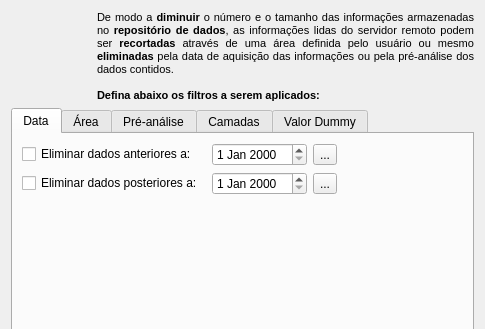
Before: the Qt Designer form src/terrama2/gui/config/ui/FilterDialogForm.ui in TerraMA2/terrama2, drawn with Qt 5; both pictures show x 0 to 485 and y 0 to 329 of the 485 by 489 pixel window.
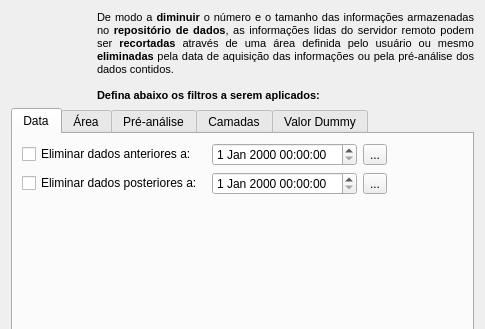
After: the same form once the commit is applied. The open tabs and pages were chosen to show the change. Icons and pictures are not drawn.

Commit message: grid datasetitem & filter updating

The edit to the form file:
```diff
--- a/src/terrama2/gui/config/ui/FilterDialogForm.ui
+++ b/src/terrama2/gui/config/ui/FilterDialogForm.ui
@@ -62,7 +62,7 @@
       <attribute name="title">
        <string>Data</string>
       </attribute>
-      <layout class="QGridLayout">
+      <layout class="QGridLayout" name="gridLayout">
        <item row="0" column="0">
         <widget class="QCheckBox" name="dateBeforeFilterCbx">
          <property name="text">
@@ -71,7 +71,28 @@
         </widget>
        </item>
        <item row="0" column="1">
-        <widget class="QDateEdit" name="dateBeforeFilterDed"/>
+        <widget class="QDateTimeEdit" name="datetimeBefore"/>
+       </item>
+       <item row="0" column="2">
+        <widget class="QToolButton" name="beforeTodayBtn">
+         <property name="toolTip">
+          <string>Hoje</string>
+         </property>
+         <property name="text">
+          <string>...</string>
+         </property>
+         <property name="icon">
+          <iconset theme="today">
+           <normaloff/>
+          </iconset>
+         </property>
+         <property name="iconSize">
+          <size>
+           <width>24</width>
+           <height>24</height>
+          </size>
+         </property>
+        </widget>
        </item>
        <item row="0" column="3">
         <spacer>
@@ -94,7 +115,28 @@
         </widget>
        </item>
        <item row="1" column="1">
-        <widget class="QDateEdit" name="dateAfterFilterDed"/>
+        <widget class="QDateTimeEdit" name="datetimeAfter"/>
+       </item>
+       <item row="1" column="2">
+        <widget class="QToolButton" name="afterTodayBtn">
+         <property name="toolTip">
+          <string>Hoje</string>
+         </property>
+         <property name="text">
+          <string>...</string>
+         </property>
+         <property name="icon">
+          <iconset theme="today">
+           <normaloff/>
+          </iconset>
+         </property>
+         <property name="iconSize">
+          <size>
+           <width>24</width>
+           <height>24</height>
+          </size>
+         </property>
+        </widget>
        </item>
        <item row="2" column="0">
         <spacer>
@@ -109,48 +151,6 @@
          </property>
         </spacer>
        </item>
-       <item row="0" column="2">
-        <widget class="QToolButton" name="beforeTodayBtn">
-         <property name="toolTip">
-          <string>Hoje</string>
-         </property>
-         <property name="text">
-          <string>...</string>
-         </property>
-         <property name="icon">
-          <iconset theme="today">
-           <normaloff/>
-          </iconset>
-         </property>
-         <property name="iconSize">
-          <size>
-           <width>24</width>
-           <height>24</height>
-          </size>
-         </property>
-        </widget>
-       </item>
-       <item row="1" column="2">
-        <widget class="QToolButton" name="afterTodayBtn">
-         <property name="toolTip">
-          <string>Hoje</string>
-         </property>
-         <property name="text">
-          <string>...</string>
-         </property>
-         <property name="icon">
-          <iconset theme="today">
-           <normaloff/>
-          </iconset>
-         </property>
-         <property name="iconSize">
-          <size>
-           <width>24</width>
-           <height>24</height>
-          </size>
-         </property>
-        </widget>
-       </item>
       </layout>
      </widget>
      <widget class="QWidget" name="areaTab">
```
Left out of the diff: 2 changed lines with no effect on the pictures. The commit also changes 6 other files.
